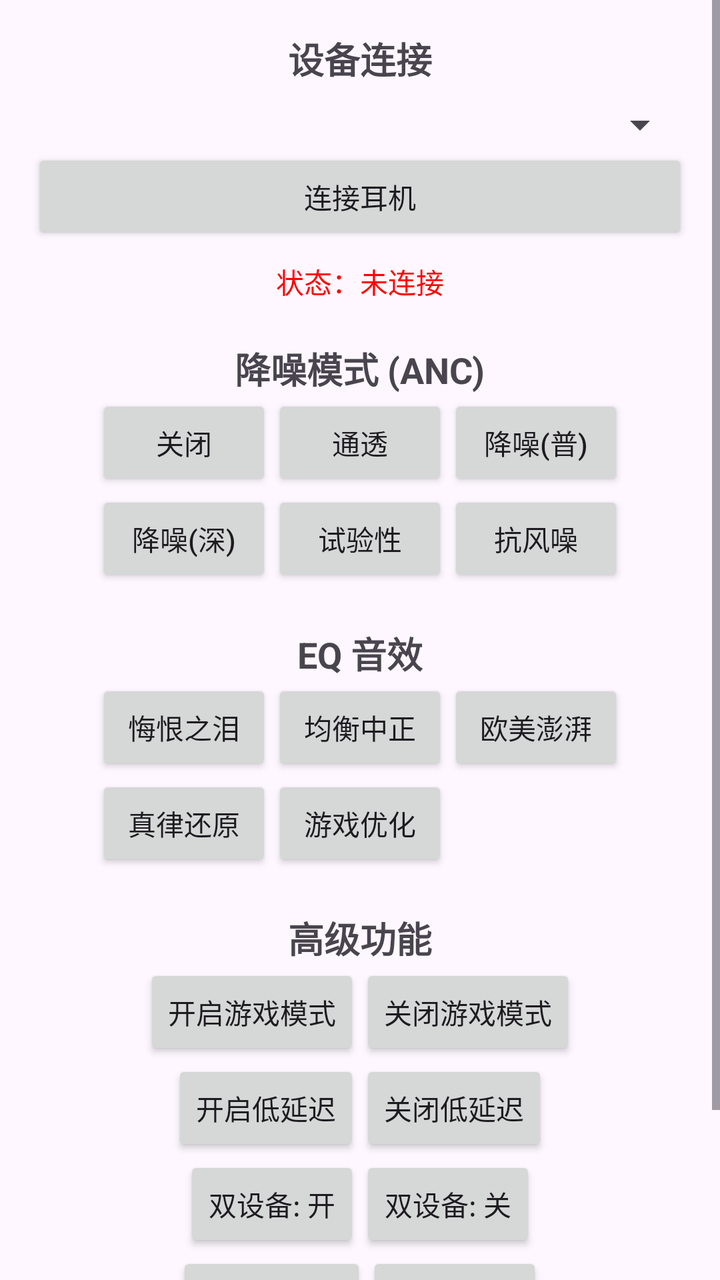
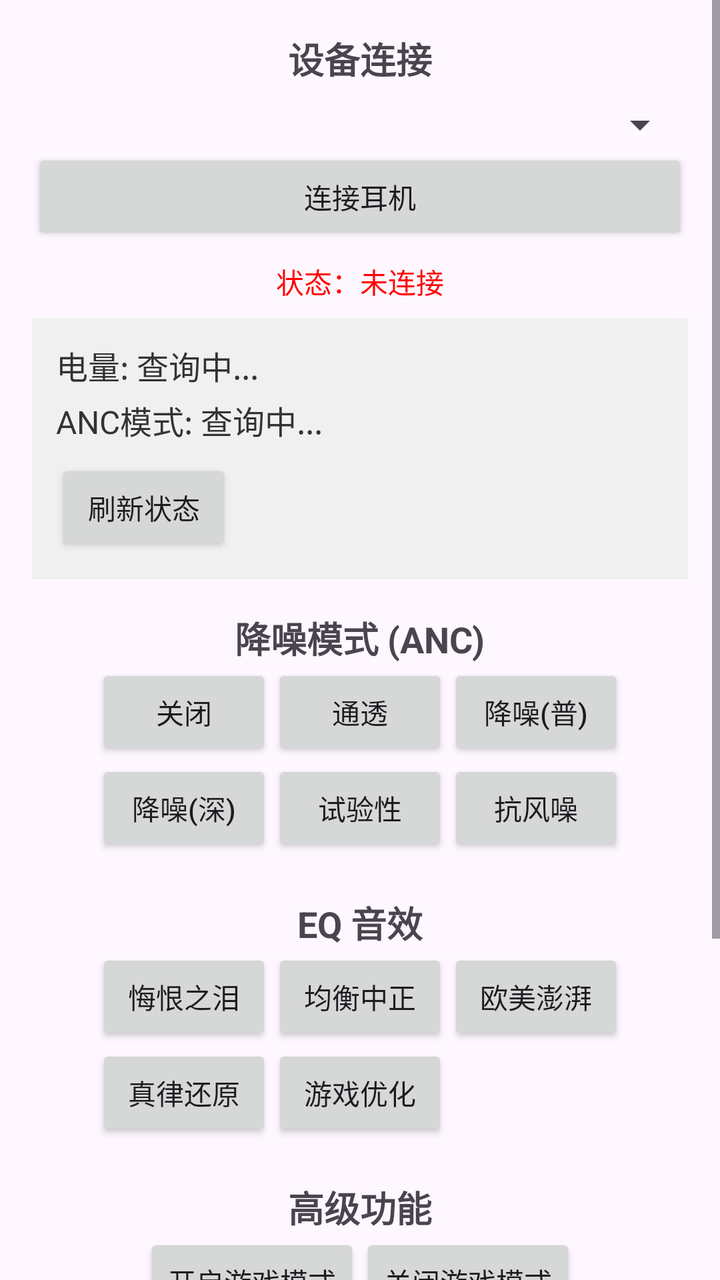

An Android layout rendered at two revisions. The XML below is the earlier revision; the diff shows what the commit changed to produce the second picture.
<!-- AndroidManifest.xml: application theme Theme.NiceHCKController -->
<!-- res/layout/activity_main.xml -->
<?xml version="1.0" encoding="utf-8"?>
<ScrollView xmlns:android="http://schemas.android.com/apk/res/android"
    android:layout_width="match_parent"
    android:layout_height="match_parent">

    <LinearLayout
        android:layout_width="match_parent"
        android:layout_height="wrap_content"
        android:orientation="vertical"
        android:padding="16dp"
        android:gravity="center_horizontal">

        
        <TextView
            android:text="设备连接"
            android:textSize="18sp"
            android:textStyle="bold"
            android:layout_width="wrap_content"
            android:layout_height="wrap_content"/>

        <Spinner
            android:id="@+id/spinner_devices"
            android:layout_width="match_parent"
            android:layout_height="wrap_content"
            android:layout_marginTop="8dp"/>

        <Button
            android:text="连接耳机"
            android:onClick="connectDevice"
            android:layout_width="match_parent"
            android:layout_height="wrap_content"/>

        <TextView
            android:id="@+id/text_status"
            android:text="状态：未连接"
            android:textColor="#FF0000"
            android:layout_marginTop="8dp"
            android:layout_marginBottom="20dp"
            android:layout_width="wrap_content"
            android:layout_height="wrap_content"/>

        
        <TextView
            android:text="降噪模式 (ANC)"
            android:textSize="18sp"
            android:textStyle="bold"
            android:layout_width="wrap_content"
            android:layout_height="wrap_content"/>

        <LinearLayout
            android:orientation="horizontal"
            android:layout_width="match_parent"
            android:layout_height="wrap_content"
            android:gravity="center">
            <Button android:text="关闭" android:onClick="setAncOff" android:layout_width="wrap_content" android:layout_height="wrap_content"/>
            <Button android:text="通透" android:onClick="setAncTransparency" android:layout_width="wrap_content" android:layout_height="wrap_content"/>
            <Button android:text="降噪(普)" android:onClick="setAncNormal" android:layout_width="wrap_content" android:layout_height="wrap_content"/>
        </LinearLayout>
        <LinearLayout
            android:orientation="horizontal"
            android:layout_width="match_parent"
            android:layout_height="wrap_content"
            android:gravity="center">
            <Button android:text="降噪(深)" android:onClick="setAncDeep" android:layout_width="wrap_content" android:layout_height="wrap_content"/>
            <Button android:text="试验性" android:onClick="setAncExperimental" android:layout_width="wrap_content" android:layout_height="wrap_content"/>
            <Button android:text="抗风噪" android:onClick="setAncWind" android:layout_width="wrap_content" android:layout_height="wrap_content"/>
        </LinearLayout>

        
        <TextView
            android:text="EQ 音效"
            android:textSize="18sp"
            android:textStyle="bold"
            android:layout_marginTop="20dp"
            android:layout_width="wrap_content"
            android:layout_height="wrap_content"/>

        <GridLayout
            android:columnCount="3"
            android:layout_width="wrap_content"
            android:layout_height="wrap_content"
            android:layout_gravity="center">

            <Button android:text="悔恨之泪" android:onClick="setEqBlue"/>
            <Button android:text="均衡中正" android:onClick="setEqBalanced"/>
            <Button android:text="欧美澎湃" android:onClick="setEqBass"/>
            <Button android:text="真律还原" android:onClick="setEqPure"/>
            <Button android:text="游戏优化" android:onClick="setEqGame"/>
        </GridLayout>

        
        <TextView
            android:text="高级功能"
            android:textSize="18sp"
            android:textStyle="bold"
            android:layout_marginTop="20dp"
            android:layout_width="wrap_content"
            android:layout_height="wrap_content"/>

        <LinearLayout
            android:orientation="horizontal"
            android:layout_width="match_parent"
            android:layout_height="wrap_content"
            android:gravity="center">
            <Button android:text="开启游戏模式" android:onClick="setGameModeOn" android:layout_width="wrap_content" android:layout_height="wrap_content"/>
            <Button android:text="关闭游戏模式" android:onClick="setGameModeOff" android:layout_width="wrap_content" android:layout_height="wrap_content"/>
        </LinearLayout>

        <LinearLayout
            android:orientation="horizontal"
            android:layout_width="match_parent"
            android:layout_height="wrap_content"
            android:gravity="center">
            <Button android:text="开启低延迟" android:onClick="setLowLatencyOn" android:layout_width="wrap_content" android:layout_height="wrap_content"/>
            <Button android:text="关闭低延迟" android:onClick="setLowLatencyOff" android:layout_width="wrap_content" android:layout_height="wrap_content"/>
        </LinearLayout>

        <LinearLayout
            android:orientation="horizontal"
            android:layout_width="match_parent"
            android:layout_height="wrap_content"
            android:gravity="center">
            <Button android:text="双设备: 开" android:onClick="setDualConnOn" android:layout_width="wrap_content" android:layout_height="wrap_content"/>
            <Button android:text="双设备: 关" android:onClick="setDualConnOff" android:layout_width="wrap_content" android:layout_height="wrap_content"/>
        </LinearLayout>

        <LinearLayout
            android:orientation="horizontal"
            android:layout_width="match_parent"
            android:layout_height="wrap_content"
            android:gravity="center">
            <Button android:text="编码: LHDC" android:onClick="setCodecLHDC" android:layout_width="wrap_content" android:layout_height="wrap_content"/>
            <Button android:text="编码: AAC" android:onClick="setCodecAAC" android:layout_width="wrap_content" android:layout_height="wrap_content"/>
        </LinearLayout>

        <LinearLayout
            android:orientation="horizontal"
            android:layout_width="match_parent"
            android:layout_height="wrap_content"
            android:gravity="center">
            <Button android:text="抗风噪开关: 开" android:onClick="setAntiWindOn" android:layout_width="wrap_content" android:layout_height="wrap_content"/>
            <Button android:text="抗风噪开关: 关" android:onClick="setAntiWindOff" android:layout_width="wrap_content" android:layout_height="wrap_content"/>
        </LinearLayout>

    </LinearLayout>
</ScrollView>
<!-- resources referenced by this layout -->
<resources>
  <style name="Theme.NiceHCKController" parent="Base.Theme.NiceHCKController" />
  <style name="Base.Theme.NiceHCKController" parent="Theme.Material3.DayNight.NoActionBar">
          
          
      </style>
</resources>

<!-- the commit's change to res/layout/activity_main.xml (unified diff, before → after) -->
@@ -35,9 +35,45 @@
             android:text="状态：未连接"
             android:textColor="#FF0000"
             android:layout_marginTop="8dp"
-            android:layout_marginBottom="20dp"
             android:layout_width="wrap_content"
             android:layout_height="wrap_content"/>
+
+        
+        <LinearLayout
+            android:orientation="vertical"
+            android:layout_width="match_parent"
+            android:layout_height="wrap_content"
+            android:padding="12dp"
+            android:layout_marginTop="8dp"
+            android:layout_marginBottom="16dp"
+            android:background="#F0F0F0">
+
+            <TextView
+                android:id="@+id/text_battery"
+                android:text="电量: 查询中..."
+                android:textSize="16sp"
+                android:textColor="#333333"
+                android:layout_width="wrap_content"
+                android:layout_height="wrap_content"/>
+
+            <TextView
+                android:id="@+id/text_anc_mode"
+                android:text="ANC模式: 查询中..."
+                android:textSize="16sp"
+                android:textColor="#333333"
+                android:layout_marginTop="4dp"
+                android:layout_width="wrap_content"
+                android:layout_height="wrap_content"/>
+
+            <Button
+                android:id="@+id/btn_refresh_status"
+                android:text="刷新状态"
+                android:layout_width="wrap_content"
+                android:layout_height="wrap_content"
+                android:layout_marginTop="8dp"
+                android:padding="8dp"/>
+
+        </LinearLayout>
 
         
         <TextView
@@ -52,7 +88,12 @@
             android:layout_width="match_parent"
             android:layout_height="wrap_content"
             android:gravity="center">
-            <Button android:text="关闭" android:onClick="setAncOff" android:layout_width="wrap_content" android:layout_height="wrap_content"/>
+
+            <Button
+                android:layout_width="wrap_content"
+                android:layout_height="match_parent"
+                android:onClick="setAncOff"
+                android:text="关闭" />
             <Button android:text="通透" android:onClick="setAncTransparency" android:layout_width="wrap_content" android:layout_height="wrap_content"/>
             <Button android:text="降噪(普)" android:onClick="setAncNormal" android:layout_width="wrap_content" android:layout_height="wrap_content"/>
         </LinearLayout>
